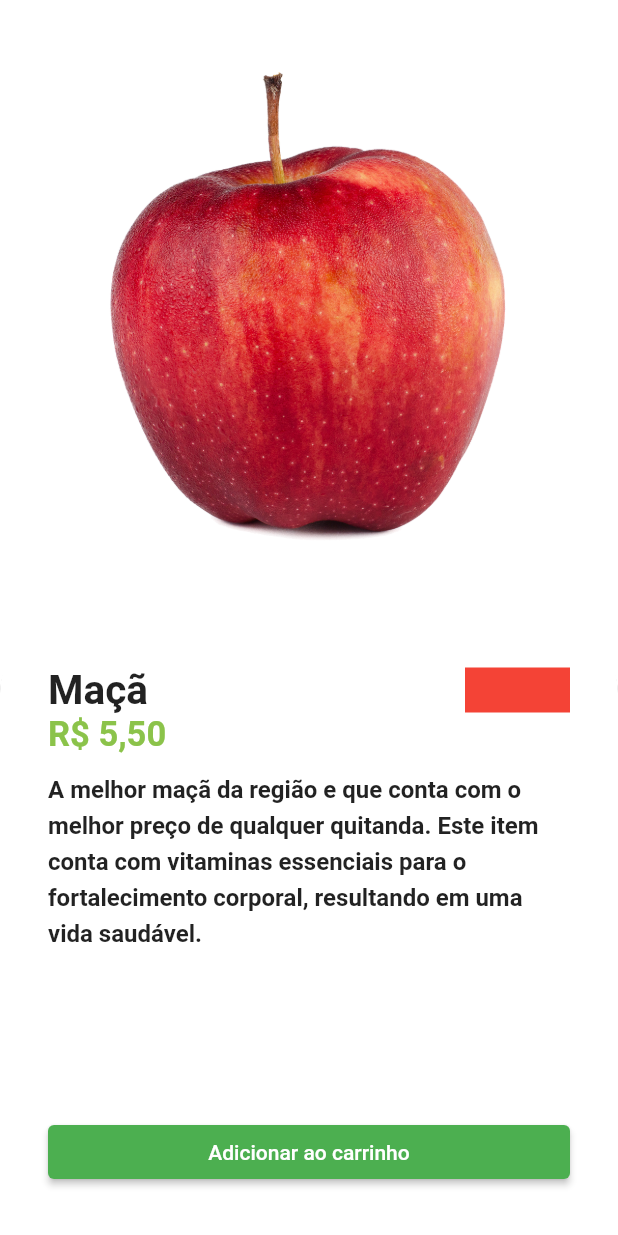
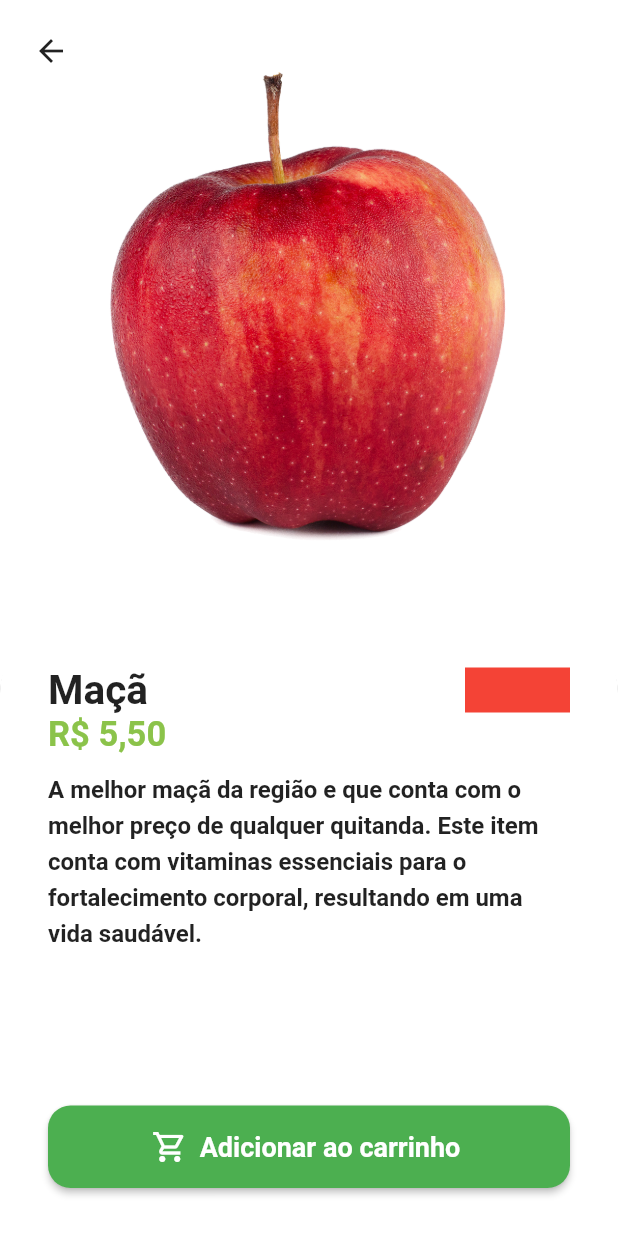
Before and after one commit to oliveiradg/Quitanda, a Flutter app: the HomeTab screen opened directly, after a tap on "Maçã", on a phone screen of 412 x 824 dp. Run offline on Flutter 3.47's test engine with Material 2 defaults, Android fonts, the phone set to English and light mode, and no system bars; our stand-ins replace animated_text_kit, badges, mask_text_input_formatter.

Commit message:
feat: Botão de adicionar e animação da imagem

```diff
--- a/lib/src/pages/home/components/item_tile.dart
+++ b/lib/src/pages/home/components/item_tile.dart
@@ -41,7 +41,9 @@ class ItemTile extends StatelessWidget {
                 children: [
                   //image
 
-                  Expanded(child: Image.asset(item.imgUrl)),
+                  Expanded(child: Hero(
+                    tag: item.imgUrl,
+                    child: Image.asset(item.imgUrl))),
 
                   // nome
                   Text(
--- a/lib/src/pages/product/product_screen.dart
+++ b/lib/src/pages/product/product_screen.dart
@@ -13,9 +13,19 @@ class ProductScreen extends StatelessWidget {
   Widget build(BuildContext context) {
     return Scaffold(
       backgroundColor: Colors.white.withAlpha(230),
-      body: Column(
+      body: Stack(
         children: [
-          Expanded(child: Image.asset(item.imgUrl)),
+          //conteúdo
+          Column(
+            children: [
+              Expanded(
+                child: Hero(
+                  tag: item.imgUrl,
+                  child: Image.asset(
+                    item.imgUrl,
+                  ),
+                ),
+              ),
               Expanded(
                 child: Container(
                   padding: const EdgeInsets.all(32.0),
@@ -35,8 +45,8 @@ class ProductScreen extends StatelessWidget {
                     children: [
                       //nome - quantidade
                       Row(
-                    children:
-                      [Expanded(
+                        children: [
+                          Expanded(
                             child: Text(
                               item.itemName,
                               maxLines: 2,
@@ -57,13 +67,12 @@ class ProductScreen extends StatelessWidget {
                       //preço - unidade
                       Text(
                         utilsServices.priceToCurrency(item.price),
-                    style:  TextStyle(
+                        style: TextStyle(
                           fontSize: 23,
                           fontWeight: FontWeight.bold,
                           color: CustomColors.customSwatchColor,
                         ),
                       ),
-
 
                       //descrição
                       Expanded(
@@ -84,8 +93,43 @@ class ProductScreen extends StatelessWidget {
 
                       //botão
 
-                  ElevatedButton(onPressed: (){}, child: Text('Adicionar ao carrinho'), ),
+                      SizedBox(
+                        height: 55,
+                        child: ElevatedButton.icon(
+                            style: ElevatedButton.styleFrom(
+                                shape: RoundedRectangleBorder(
+                                    borderRadius: BorderRadius.circular(15))),
+                            onPressed: () {},
+                            label: const Text(
+                              'Adicionar ao carrinho',
+                              style: TextStyle(
+                                fontSize: 18,
+                                fontWeight: FontWeight.bold,
+                              ),
+                            ),
+                            icon: const Icon(
+                              Icons.shopping_cart_outlined,
+                              color: Colors.white,
+                            )),
+                      ),
                     ],
+                  ),
+                ),
+              ),
+            ],
+          ),
+
+          Positioned(
+            left: 10,
+            top: 10,
+            child: SafeArea(
+              child: IconButton(
+                onPressed: () {
+                  Navigator.of(context).pop();
+                },
+                icon: const Icon(
+                  Icons.arrow_back,
+                ),
               ),
             ),
           ),
```
Lines whose indentation alone changed are shown as unchanged.
